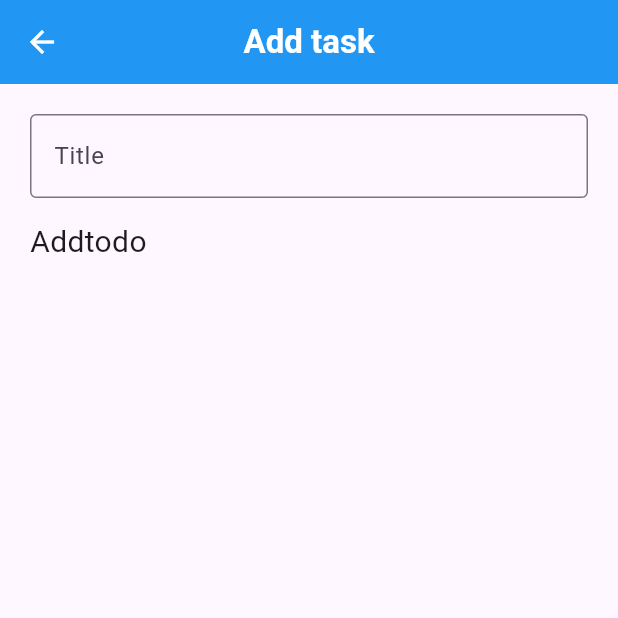
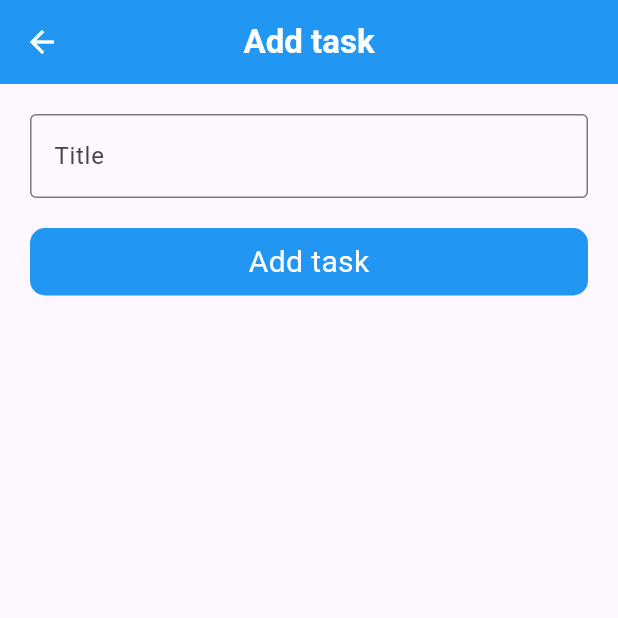
Before and after one commit to vazejeet/flutter_hive_db, a Flutter app: the Addtodo screen opened directly, on a phone screen of 412 x 824 dp, the top half of it. Run offline on Flutter 3.47's test engine with Material 3 defaults, Android fonts, the phone set to English and light mode, and no system bars; our stand-ins replace hive, hive_flutter; accounts and stored records are empty.

Commit message:
changes done

```diff
--- a/lib/addtodo.dart
+++ b/lib/addtodo.dart
@@ -38,11 +38,15 @@ class Addtodo extends StatelessWidget {
                 ),
               ),
               SizedBox(
-                height: 15,
+                height: 20,
               ),
               Container(
                   height: 45,
                   width: double.infinity,
+                  decoration: BoxDecoration(
+                    borderRadius: BorderRadius.circular(10),
+                    color: Colors.blue
+                  ),
                   child: GestureDetector(
                       onTap: () {
                         if (titlecontroller.text != '') {
@@ -54,9 +58,11 @@ class Addtodo extends StatelessWidget {
                           Navigator.pop(context);
                         }
                       },
-                      child: Text(
-                        "Addtodo",
-                        style: TextStyle(fontSize: 20),
+                      child: Center(
+                        child: Text(
+                          "Add task",
+                          style: TextStyle(color: Colors.white,fontSize: 20),
+                        ),
                       )))
             ],
           ),
--- a/lib/homescreen.dart
+++ b/lib/homescreen.dart
@@ -1,7 +1,6 @@
 import 'package:flutter/material.dart';
 import 'package:flutter_hive_db/addtodo.dart';
 import 'package:flutter_hive_db/todo.dart';
-import 'package:hive/hive.dart';
 import 'package:hive_flutter/hive_flutter.dart';
 
 class Homescreen extends StatefulWidget {
```
